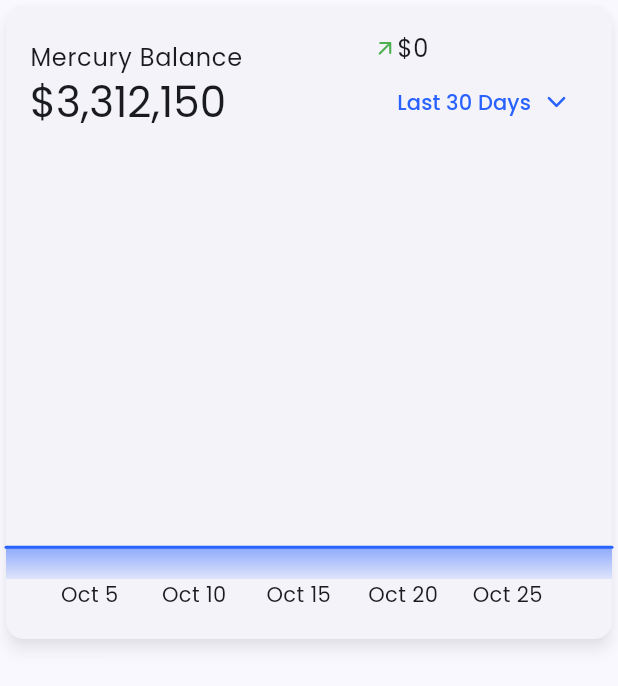
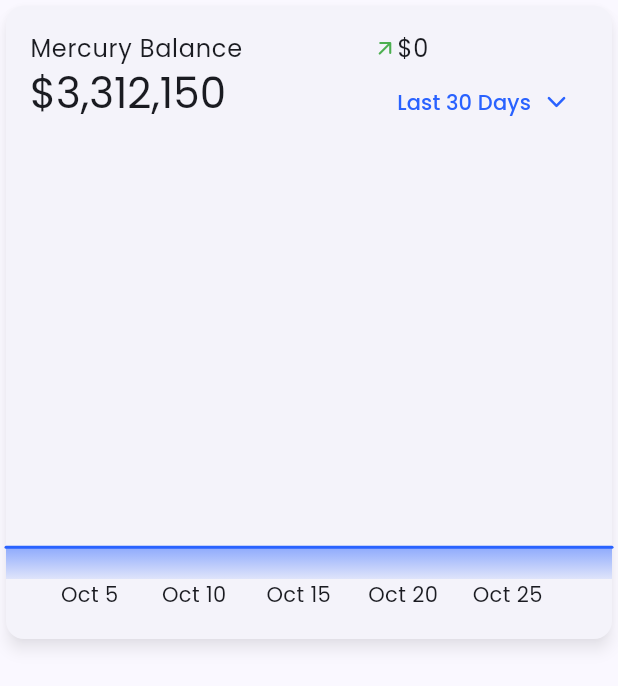
Before and after one commit to KRTirtho/venus, a Flutter app: the BalanceCardModule widget shown alone on an empty page, opened directly, on a phone screen of 412 x 824 dp. Shown: the top 686 px of the screen. Run offline on Flutter 3.47's test engine with Material 2 defaults, Android fonts, the phone set to English and light mode, and no system bars; drawn by our look-alikes of fl_chart; our stand-ins replace flutter_hooks, gap, google_fonts, ionicons, sidebarx; missing offline and left inert: random_name_generator; statements that could not run were skipped.

```diff
--- a/lib/modules/home/balance_card_module.dart
+++ b/lib/modules/home/balance_card_module.dart
@@ -101,8 +101,14 @@
             ),
             Padding(
               padding: const EdgeInsets.all(16),
-              child: Row(
-                mainAxisAlignment: MainAxisAlignment.spaceBetween,
+              child: LayoutBuilder(builder: (context, constraints) {
+                return SizedBox(
+                  width: constraints.biggest.width,
+                  child: Wrap(
+                    alignment: WrapAlignment.spaceBetween,
+                    runAlignment: WrapAlignment.spaceBetween,
+                    spacing: 20,
+                    runSpacing: 20,
                     children: [
                       Column(
                         mainAxisSize: MainAxisSize.min,
@@ -126,7 +132,8 @@
                             mainAxisSize: MainAxisSize.min,
                             children: [
                               RotatedBox(
-                            quarterTurns: differenceOfLast2.isNegative ? 2 : 0,
+                                quarterTurns:
+                                    differenceOfLast2.isNegative ? 2 : 0,
                                 child: Icon(
                                   Icons.arrow_outward_rounded,
                                   size: 16,
@@ -153,6 +160,8 @@
                       ),
                     ],
                   ),
+                );
+              }),
             ),
           ],
         ),
--- a/lib/modules/home/progress_card_module.dart
+++ b/lib/modules/home/progress_card_module.dart
@@ -64,6 +64,7 @@
                           child: LinearProgressIndicator(
                             value: amount.abs() / 200000,
                             color: randomColors.first,
+                            borderRadius: BorderRadius.circular(20),
                           ),
                         ),
                         const Gap(10),
```
Also changed, not shown: lib/modules/home/search_module.dart (+5 -3 lines). Lines whose indentation alone changed are shown as unchanged.
